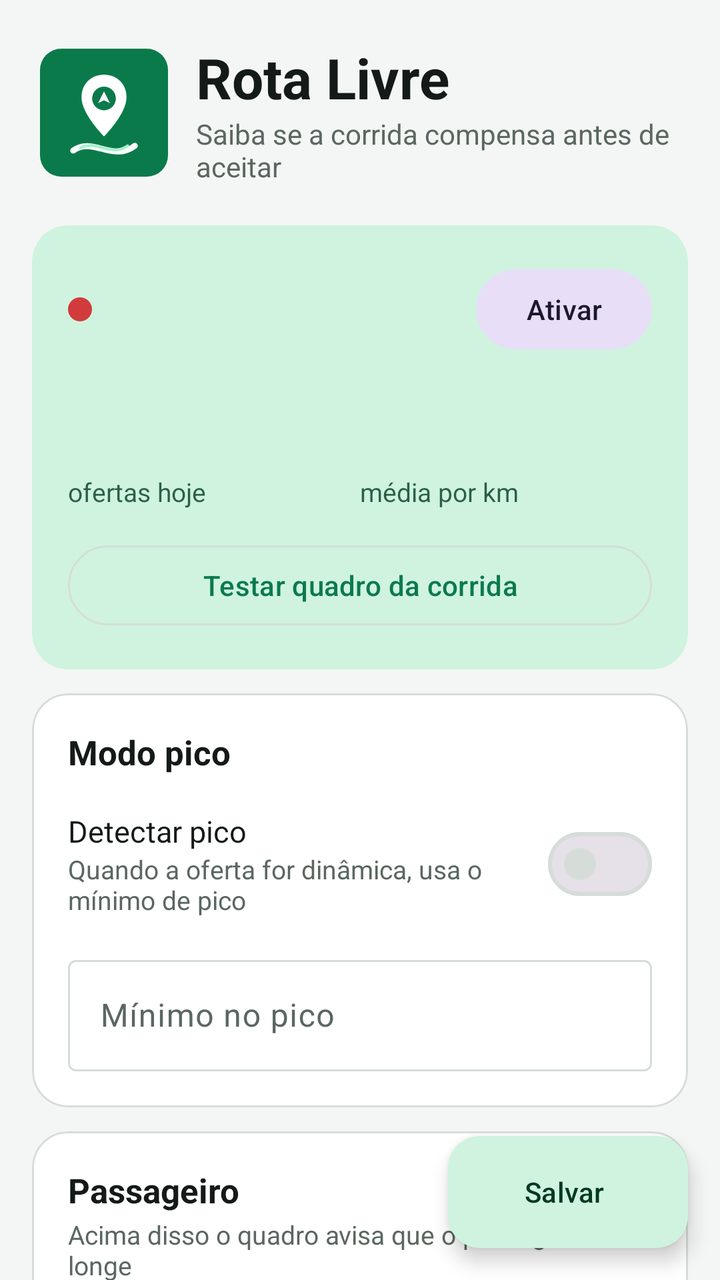
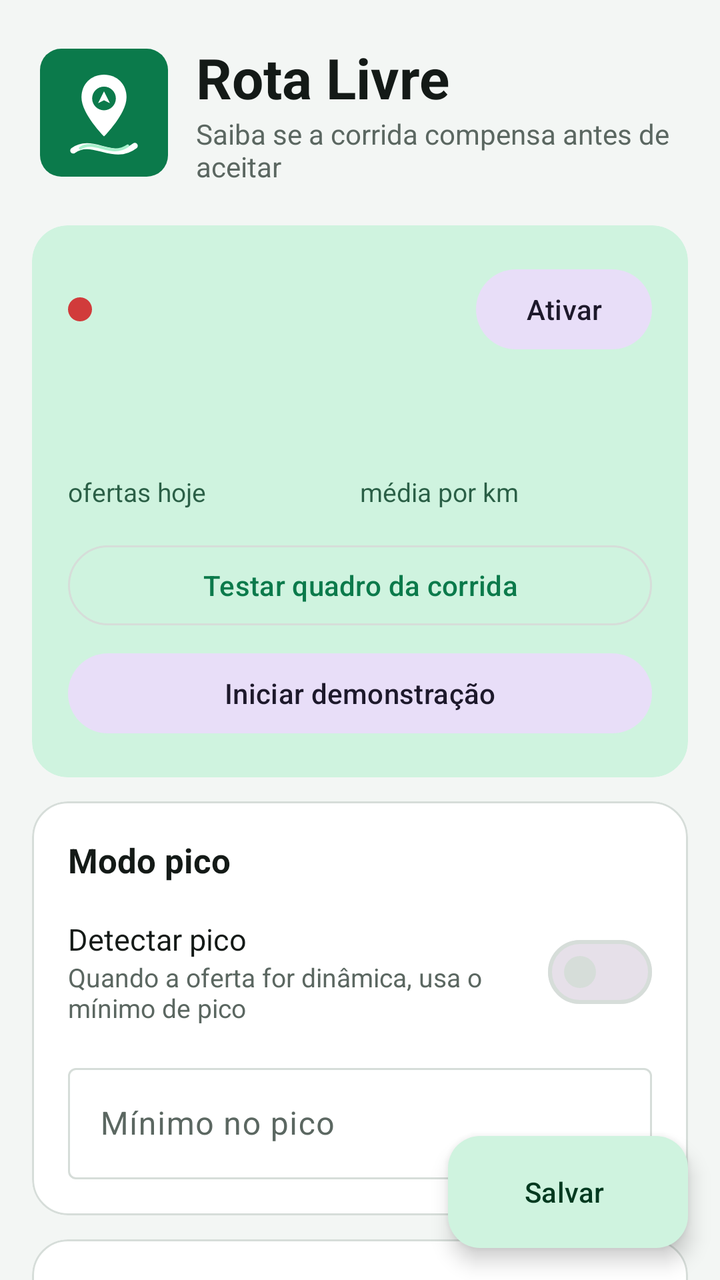

The first picture is an Android layout as it rendered before a commit; the second is the same layout after the commit. The layout source and the unified diff follow.
<!-- AndroidManifest.xml: application theme Theme.RotaLivre -->
<!-- res/layout/activity_main.xml -->
<?xml version="1.0" encoding="utf-8"?>
<androidx.coordinatorlayout.widget.CoordinatorLayout xmlns:android="http://schemas.android.com/apk/res/android"
    xmlns:app="http://schemas.android.com/apk/res-auto"
    android:layout_width="match_parent" android:layout_height="match_parent" android:background="@color/app_bg">

    <androidx.core.widget.NestedScrollView android:layout_width="match_parent" android:layout_height="match_parent"
        android:fillViewport="true" android:clipToPadding="false" android:paddingBottom="96dp">
        <LinearLayout android:layout_width="match_parent" android:layout_height="wrap_content"
            android:orientation="vertical" android:paddingStart="16dp" android:paddingEnd="16dp" android:paddingTop="8dp">

<LinearLayout android:layout_width="match_parent" android:layout_height="wrap_content" android:orientation="horizontal" android:gravity="center_vertical" android:paddingTop="12dp" android:paddingBottom="20dp" android:paddingStart="4dp">
    <ImageView android:layout_width="64dp" android:layout_height="64dp" android:src="@drawable/logo" android:contentDescription="Logo Rota Livre" />
    <LinearLayout android:layout_width="0dp" android:layout_weight="1" android:layout_height="wrap_content" android:orientation="vertical" android:layout_marginStart="14dp">
        <TextView android:layout_width="wrap_content" android:layout_height="wrap_content" android:text="Rota Livre" android:textSize="28sp" android:textStyle="bold" android:textColor="@color/on_surface" />
        <TextView style="@style/Hint" android:layout_width="wrap_content" android:layout_height="wrap_content" android:text="Saiba se a corrida compensa antes de aceitar" android:textSize="14sp" />
    </LinearLayout>
</LinearLayout>
<com.google.android.material.card.MaterialCardView style="@style/Card"
    android:layout_width="match_parent" android:layout_height="wrap_content" android:layout_marginBottom="12dp"
    app:cardBackgroundColor="@color/brand_container" app:strokeWidth="0dp">
    <LinearLayout android:layout_width="match_parent" android:layout_height="wrap_content" android:orientation="vertical" android:padding="18dp">
        <LinearLayout android:layout_width="match_parent" android:layout_height="wrap_content" android:orientation="horizontal" android:gravity="center_vertical">
            <View android:id="@+id/dot" android:layout_width="12dp" android:layout_height="12dp" android:background="@drawable/dot" />
            <LinearLayout android:layout_width="0dp" android:layout_weight="1" android:layout_height="wrap_content" android:orientation="vertical" android:layout_marginStart="12dp">
                <TextView android:id="@+id/tvStatusTitle" android:layout_width="wrap_content" android:layout_height="wrap_content" android:textSize="16sp" android:textStyle="bold" android:textColor="@color/on_brand_container" />
                <TextView android:id="@+id/tvStatusSub" android:layout_width="wrap_content" android:layout_height="wrap_content" android:textSize="13sp" android:textColor="@color/on_brand_container" android:alpha="0.8" />
            </LinearLayout>
            <com.google.android.material.button.MaterialButton android:id="@+id/btnAccess" style="@style/Widget.Material3.Button.TonalButton"
                android:layout_width="wrap_content" android:layout_height="wrap_content" android:text="Ativar" />
        </LinearLayout>
        <LinearLayout android:layout_width="match_parent" android:layout_height="wrap_content" android:orientation="horizontal" android:layout_marginTop="18dp">
            <LinearLayout android:layout_width="0dp" android:layout_weight="1" android:layout_height="wrap_content" android:orientation="vertical">
                <TextView android:id="@+id/tvCount" android:layout_width="wrap_content" android:layout_height="wrap_content" android:textSize="30sp" android:textStyle="bold" android:textColor="@color/on_brand_container" />
                <TextView android:layout_width="wrap_content" android:layout_height="wrap_content" android:text="ofertas hoje" android:textSize="13sp" android:textColor="@color/on_brand_container" android:alpha="0.8" />
            </LinearLayout>
            <LinearLayout android:layout_width="0dp" android:layout_weight="1" android:layout_height="wrap_content" android:orientation="vertical">
                <TextView android:id="@+id/tvAvg" android:layout_width="wrap_content" android:layout_height="wrap_content" android:textSize="30sp" android:textStyle="bold" android:textColor="@color/on_brand_container" />
                <TextView android:layout_width="wrap_content" android:layout_height="wrap_content" android:text="média por km" android:textSize="13sp" android:textColor="@color/on_brand_container" android:alpha="0.8" />
            </LinearLayout>
        </LinearLayout>
        <com.google.android.material.button.MaterialButton android:id="@+id/btnTest" style="@style/Widget.Material3.Button.OutlinedButton"
            android:layout_width="match_parent" android:layout_height="wrap_content" android:layout_marginTop="14dp" android:text="Testar quadro da corrida" />
    </LinearLayout>
</com.google.android.material.card.MaterialCardView>
<com.google.android.material.card.MaterialCardView style="@style/Card"
    android:layout_width="match_parent" android:layout_height="wrap_content" android:layout_marginBottom="12dp">
    <LinearLayout android:layout_width="match_parent" android:layout_height="wrap_content"
        android:orientation="vertical" android:padding="18dp">
        <TextView style="@style/SectionTitle" android:layout_width="match_parent" android:layout_height="wrap_content" android:text="Modo pico" />
        
        <LinearLayout android:layout_width="match_parent" android:layout_height="wrap_content" android:orientation="vertical" android:layout_marginTop="12dp">
<LinearLayout android:layout_width="match_parent" android:layout_height="wrap_content"
    android:orientation="horizontal" android:gravity="center_vertical" android:paddingTop="6dp" android:paddingBottom="6dp">
    <LinearLayout android:layout_width="0dp" android:layout_weight="1" android:layout_height="wrap_content" android:orientation="vertical">
        <TextView android:layout_width="wrap_content" android:layout_height="wrap_content" android:text="Detectar pico" android:textSize="15sp" android:textColor="@color/on_surface" />
        <TextView style="@style/Hint" android:layout_width="wrap_content" android:layout_height="wrap_content" android:text="Quando a oferta for dinâmica, usa o mínimo de pico" />
    </LinearLayout>
    <com.google.android.material.materialswitch.MaterialSwitch android:id="@+id/swPicoOn" android:layout_width="wrap_content" android:layout_height="wrap_content" />
</LinearLayout><Space android:layout_width="match_parent" android:layout_height="10dp" /><com.google.android.material.textfield.TextInputLayout
    style="@style/Widget.Material3.TextInputLayout.OutlinedBox"
    android:layout_width="match_parent" android:layout_height="wrap_content" android:hint="Mínimo no pico" app:suffixText="R$/km">
    <com.google.android.material.textfield.TextInputEditText android:id="@+id/etPicoMin"
        android:layout_width="match_parent" android:layout_height="wrap_content"
        android:inputType="numberDecimal" android:gravity="center_vertical" android:maxLines="1" />
</com.google.android.material.textfield.TextInputLayout>
        </LinearLayout>
    </LinearLayout>
</com.google.android.material.card.MaterialCardView>
<com.google.android.material.card.MaterialCardView style="@style/Card"
    android:layout_width="match_parent" android:layout_height="wrap_content" android:layout_marginBottom="12dp">
    <LinearLayout android:layout_width="match_parent" android:layout_height="wrap_content"
        android:orientation="vertical" android:padding="18dp">
        <TextView style="@style/SectionTitle" android:layout_width="match_parent" android:layout_height="wrap_content" android:text="Passageiro" />
        <TextView style="@style/Hint" android:layout_width="match_parent" android:layout_height="wrap_content" android:layout_marginTop="2dp" android:text="Acima disso o quadro avisa que o passageiro está longe" />
        <LinearLayout android:layout_width="match_parent" android:layout_height="wrap_content" android:orientation="vertical" android:layout_marginTop="12dp">
<com.google.android.material.textfield.TextInputLayout
    style="@style/Widget.Material3.TextInputLayout.OutlinedBox"
    android:layout_width="match_parent" android:layout_height="wrap_content" android:hint="Distância máxima até o passageiro" app:suffixText="km">
    <com.google.android.material.textfield.TextInputEditText android:id="@+id/etMaxPickup"
        android:layout_width="match_parent" android:layout_height="wrap_content"
        android:inputType="numberDecimal" android:gravity="center_vertical" android:maxLines="1" />
</com.google.android.material.textfield.TextInputLayout>
        </LinearLayout>
    </LinearLayout>
</com.google.android.material.card.MaterialCardView>
<com.google.android.material.card.MaterialCardView style="@style/Card"
    android:layout_width="match_parent" android:layout_height="wrap_content" android:layout_marginBottom="12dp">
    <LinearLayout android:layout_width="match_parent" android:layout_height="wrap_content"
        android:orientation="vertical" android:padding="18dp">
        <TextView style="@style/SectionTitle" android:layout_width="match_parent" android:layout_height="wrap_content" android:text="Apps de delivery" />
        <TextView style="@style/Hint" android:layout_width="match_parent" android:layout_height="wrap_content" android:layout_marginTop="2dp" android:text="Regras separadas das corridas de passageiro" />
        <LinearLayout android:layout_width="match_parent" android:layout_height="wrap_content" android:orientation="vertical" android:layout_marginTop="12dp">
<LinearLayout android:layout_width="match_parent" android:layout_height="wrap_content"
    android:orientation="horizontal" android:gravity="center_vertical" android:paddingTop="6dp" android:paddingBottom="6dp">
    <LinearLayout android:layout_width="0dp" android:layout_weight="1" android:layout_height="wrap_content" android:orientation="vertical">
        <TextView android:layout_width="wrap_content" android:layout_height="wrap_content" android:text="Ler ofertas de delivery" android:textSize="15sp" android:textColor="@color/on_surface" />
        <TextView style="@style/Hint" android:layout_width="wrap_content" android:layout_height="wrap_content" android:text="iFood, Loggi, Shopee Entregador" />
    </LinearLayout>
    <com.google.android.material.materialswitch.MaterialSwitch android:id="@+id/swDelivery" android:layout_width="wrap_content" android:layout_height="wrap_content" />
</LinearLayout><Space android:layout_width="match_parent" android:layout_height="10dp" /><com.google.android.material.textfield.TextInputLayout
    style="@style/Widget.Material3.TextInputLayout.OutlinedBox"
    android:layout_width="match_parent" android:layout_height="wrap_content" android:hint="Mínimo por entrega" app:suffixText="R$/km">
    <com.google.android.material.textfield.TextInputEditText android:id="@+id/etDeliveryMin"
        android:layout_width="match_parent" android:layout_height="wrap_content"
        android:inputType="numberDecimal" android:gravity="center_vertical" android:maxLines="1" />
</com.google.android.material.textfield.TextInputLayout><Space android:layout_width="match_parent" android:layout_height="10dp" /><com.google.android.material.textfield.TextInputLayout
    style="@style/Widget.Material3.TextInputLayout.OutlinedBox"
    android:layout_width="match_parent" android:layout_height="wrap_content" android:hint="Distância máxima até a coleta" app:suffixText="km">
    <com.google.android.material.textfield.TextInputEditText android:id="@+id/etDeliveryMaxPickup"
        android:layout_width="match_parent" android:layout_height="wrap_content"
        android:inputType="numberDecimal" android:gravity="center_vertical" android:maxLines="1" />
</com.google.android.material.textfield.TextInputLayout>
        </LinearLayout>
    </LinearLayout>
</com.google.android.material.card.MaterialCardView>
<com.google.android.material.card.MaterialCardView style="@style/Card"
    android:layout_width="match_parent" android:layout_height="wrap_content" android:layout_marginBottom="12dp">
    <LinearLayout android:layout_width="match_parent" android:layout_height="wrap_content"
        android:orientation="vertical" android:padding="18dp">
        <TextView style="@style/SectionTitle" android:layout_width="match_parent" android:layout_height="wrap_content" android:text="Mínimo por dia" />
        <TextView style="@style/Hint" android:layout_width="match_parent" android:layout_height="wrap_content" android:layout_marginTop="2dp" android:text="Escolha o dia da semana e informe o mínimo em R$ por km" />
        <LinearLayout android:layout_width="match_parent" android:layout_height="wrap_content" android:orientation="vertical" android:layout_marginTop="12dp">
<HorizontalScrollView android:layout_width="match_parent" android:layout_height="wrap_content" android:scrollbars="none">
        <com.google.android.material.chip.ChipGroup android:id="@+id/chipDays" android:layout_width="wrap_content" android:layout_height="wrap_content"
            app:singleSelection="true" app:selectionRequired="true" app:singleLine="true" />
    </HorizontalScrollView><Space android:layout_width="match_parent" android:layout_height="10dp" /><com.google.android.material.textfield.TextInputLayout
    style="@style/Widget.Material3.TextInputLayout.OutlinedBox"
    android:layout_width="match_parent" android:layout_height="wrap_content" android:hint="Mínimo do dia escolhido" app:suffixText="R$/km">
    <com.google.android.material.textfield.TextInputEditText android:id="@+id/etP0"
        android:layout_width="match_parent" android:layout_height="wrap_content"
        android:inputType="numberDecimal" android:gravity="center_vertical" android:maxLines="1" />
</com.google.android.material.textfield.TextInputLayout><Space android:layout_width="match_parent" android:layout_height="10dp" /><com.google.android.material.button.MaterialButton android:id="@+id/btnApplyAll" style="@style/Widget.Material3.Button.TextButton"
        android:layout_width="wrap_content" android:layout_height="wrap_content" android:text="Aplicar a todos os dias" />
        </LinearLayout>
    </LinearLayout>
</com.google.android.material.card.MaterialCardView>
<com.google.android.material.card.MaterialCardView style="@style/Card"
    android:layout_width="match_parent" android:layout_height="wrap_content" android:layout_marginBottom="12dp">
    <LinearLayout android:layout_width="match_parent" android:layout_height="wrap_content"
        android:orientation="vertical" android:padding="18dp">
        <TextView style="@style/SectionTitle" android:layout_width="match_parent" android:layout_height="wrap_content" android:text="Custos do carro" />
        <TextView style="@style/Hint" android:layout_width="match_parent" android:layout_height="wrap_content" android:layout_marginTop="2dp" android:text="Opcional. Deixe em branco para não calcular o lucro" />
        <LinearLayout android:layout_width="match_parent" android:layout_height="wrap_content" android:orientation="vertical" android:layout_marginTop="12dp">
<com.google.android.material.textfield.TextInputLayout android:id="@+id/tilFuel"
        style="@style/Widget.Material3.TextInputLayout.OutlinedBox.ExposedDropdownMenu"
        android:layout_width="match_parent" android:layout_height="wrap_content" android:hint="Combustível">
        <com.google.android.material.textfield.MaterialAutoCompleteTextView android:id="@+id/ddFuel"
            android:layout_width="match_parent" android:layout_height="wrap_content" android:inputType="none" />
    </com.google.android.material.textfield.TextInputLayout><Space android:layout_width="match_parent" android:layout_height="10dp" /><com.google.android.material.textfield.TextInputLayout
    style="@style/Widget.Material3.TextInputLayout.OutlinedBox"
    android:layout_width="match_parent" android:layout_height="wrap_content" android:hint="Preço do combustível" app:suffixText="R$/L">
    <com.google.android.material.textfield.TextInputEditText android:id="@+id/etFuelPrice"
        android:layout_width="match_parent" android:layout_height="wrap_content"
        android:inputType="numberDecimal" android:gravity="center_vertical" android:maxLines="1" />
</com.google.android.material.textfield.TextInputLayout><Space android:layout_width="match_parent" android:layout_height="10dp" /><com.google.android.material.textfield.TextInputLayout
    style="@style/Widget.Material3.TextInputLayout.OutlinedBox"
    android:layout_width="match_parent" android:layout_height="wrap_content" android:hint="Consumo" app:suffixText="km/L">
    <com.google.android.material.textfield.TextInputEditText android:id="@+id/etKmUnit"
        android:layout_width="match_parent" android:layout_height="wrap_content"
        android:inputType="numberDecimal" android:gravity="center_vertical" android:maxLines="1" />
</com.google.android.material.textfield.TextInputLayout><Space android:layout_width="match_parent" android:layout_height="10dp" /><com.google.android.material.textfield.TextInputLayout
    style="@style/Widget.Material3.TextInputLayout.OutlinedBox"
    android:layout_width="match_parent" android:layout_height="wrap_content" android:hint="Manutenção (pneu, óleo...)" app:suffixText="R$/km">
    <com.google.android.material.textfield.TextInputEditText android:id="@+id/etMaint"
        android:layout_width="match_parent" android:layout_height="wrap_content"
        android:inputType="numberDecimal" android:gravity="center_vertical" android:maxLines="1" />
</com.google.android.material.textfield.TextInputLayout><Space android:layout_width="match_parent" android:layout_height="10dp" /><TextView android:id="@+id/tvCostKm" style="@style/Hint" android:layout_width="match_parent" android:layout_height="wrap_content" android:textStyle="bold" />
        </LinearLayout>
    </LinearLayout>
</com.google.android.material.card.MaterialCardView>
<com.google.android.material.card.MaterialCardView style="@style/Card"
    android:layout_width="match_parent" android:layout_height="wrap_content" android:layout_marginBottom="12dp">
    <LinearLayout android:layout_width="match_parent" android:layout_height="wrap_content"
        android:orientation="vertical" android:padding="18dp">
        <TextView style="@style/SectionTitle" android:layout_width="match_parent" android:layout_height="wrap_content" android:text="Quadro da corrida" />
        
        <LinearLayout android:layout_width="match_parent" android:layout_height="wrap_content" android:orientation="vertical" android:layout_marginTop="12dp">
<TextView android:id="@+id/tvSizeLabel" android:layout_width="match_parent" android:layout_height="wrap_content" android:textSize="15sp" android:textStyle="bold" android:textColor="@color/on_surface" />
    <com.google.android.material.slider.Slider android:id="@+id/sliderSize" android:layout_width="match_parent" android:layout_height="wrap_content"
        android:valueFrom="80" android:valueTo="180" android:stepSize="10" android:value="120" />
    <com.google.android.material.button.MaterialButton android:id="@+id/btnPreview" style="@style/Widget.Material3.Button.TonalButton"
        android:layout_width="match_parent" android:layout_height="wrap_content" android:text="Ver exemplo neste tamanho" /><Space android:layout_width="match_parent" android:layout_height="10dp" /><TextView style="@style/SectionTitle" android:layout_width="match_parent" android:layout_height="wrap_content" android:textSize="15sp" android:text="O que mostrar" /><LinearLayout android:layout_width="match_parent" android:layout_height="wrap_content"
    android:orientation="horizontal" android:gravity="center_vertical" android:paddingTop="6dp" android:paddingBottom="6dp">
    <LinearLayout android:layout_width="0dp" android:layout_weight="1" android:layout_height="wrap_content" android:orientation="vertical">
        <TextView android:layout_width="wrap_content" android:layout_height="wrap_content" android:text="Distância até o passageiro" android:textSize="15sp" android:textColor="@color/on_surface" />
    </LinearLayout>
    <com.google.android.material.materialswitch.MaterialSwitch android:id="@+id/swPickup" android:layout_width="wrap_content" android:layout_height="wrap_content" />
</LinearLayout><LinearLayout android:layout_width="match_parent" android:layout_height="wrap_content"
    android:orientation="horizontal" android:gravity="center_vertical" android:paddingTop="6dp" android:paddingBottom="6dp">
    <LinearLayout android:layout_width="0dp" android:layout_weight="1" android:layout_height="wrap_content" android:orientation="vertical">
        <TextView android:layout_width="wrap_content" android:layout_height="wrap_content" android:text="Valor por km" android:textSize="15sp" android:textColor="@color/on_surface" />
    </LinearLayout>
    <com.google.android.material.materialswitch.MaterialSwitch android:id="@+id/swPerKm" android:layout_width="wrap_content" android:layout_height="wrap_content" />
</LinearLayout><LinearLayout android:layout_width="match_parent" android:layout_height="wrap_content"
    android:orientation="horizontal" android:gravity="center_vertical" android:paddingTop="6dp" android:paddingBottom="6dp">
    <LinearLayout android:layout_width="0dp" android:layout_weight="1" android:layout_height="wrap_content" android:orientation="vertical">
        <TextView android:layout_width="wrap_content" android:layout_height="wrap_content" android:text="Valor por hora" android:textSize="15sp" android:textColor="@color/on_surface" />
    </LinearLayout>
    <com.google.android.material.materialswitch.MaterialSwitch android:id="@+id/swPerHour" android:layout_width="wrap_content" android:layout_height="wrap_content" />
</LinearLayout><LinearLayout android:layout_width="match_parent" android:layout_height="wrap_content"
    android:orientation="horizontal" android:gravity="center_vertical" android:paddingTop="6dp" android:paddingBottom="6dp">
    <LinearLayout android:layout_width="0dp" android:layout_weight="1" android:layout_height="wrap_content" android:orientation="vertical">
        <TextView android:layout_width="wrap_content" android:layout_height="wrap_content" android:text="Lucro da corrida" android:textSize="15sp" android:textColor="@color/on_surface" />
        <TextView style="@style/Hint" android:layout_width="wrap_content" android:layout_height="wrap_content" android:text="Descontando combustível e manutenção" />
    </LinearLayout>
    <com.google.android.material.materialswitch.MaterialSwitch android:id="@+id/swProfit" android:layout_width="wrap_content" android:layout_height="wrap_content" />
</LinearLayout><LinearLayout android:layout_width="match_parent" android:layout_height="wrap_content"
    android:orientation="horizontal" android:gravity="center_vertical" android:paddingTop="6dp" android:paddingBottom="6dp">
    <LinearLayout android:layout_width="0dp" android:layout_weight="1" android:layout_height="wrap_content" android:orientation="vertical">
        <TextView android:layout_width="wrap_content" android:layout_height="wrap_content" android:text="Resumo do dia" android:textSize="15sp" android:textColor="@color/on_surface" />
    </LinearLayout>
    <com.google.android.material.materialswitch.MaterialSwitch android:id="@+id/swSummary" android:layout_width="wrap_content" android:layout_height="wrap_content" />
</LinearLayout>
        </LinearLayout>
    </LinearLayout>
</com.google.android.material.card.MaterialCardView>
<com.google.android.material.card.MaterialCardView style="@style/Card"
    android:layout_width="match_parent" android:layout_height="wrap_content" android:layout_marginBottom="12dp">
    <LinearLayout android:layout_width="match_parent" android:layout_height="wrap_content"
        android:orientation="vertical" android:padding="18dp">
        <TextView style="@style/SectionTitle" android:layout_width="match_parent" android:layout_height="wrap_content" android:text="Apoie o desenvolvedor" />
        <TextView style="@style/Hint" android:layout_width="match_parent" android:layout_height="wrap_content" android:layout_marginTop="2dp" android:text="O app é e continua gratuito. Se ele ajuda você, um Pix de qualquer valor é bem-vindo" />
        <LinearLayout android:layout_width="match_parent" android:layout_height="wrap_content" android:orientation="vertical" android:layout_marginTop="12dp">
<LinearLayout android:id="@+id/supportBox" android:layout_width="match_parent" android:layout_height="wrap_content" android:orientation="vertical" />
    <LinearLayout android:layout_width="match_parent" android:layout_height="wrap_content" android:orientation="horizontal" android:layout_marginTop="12dp">
        <com.google.android.material.button.MaterialButton android:id="@+id/btnCopyCode" style="@style/Widget.Material3.Button.TonalButton"
            android:layout_width="0dp" android:layout_weight="1" android:layout_height="wrap_content" android:text="Pix copia e cola" />
        <Space android:layout_width="8dp" android:layout_height="0dp" />
        <com.google.android.material.button.MaterialButton android:id="@+id/btnCopyKey" style="@style/Widget.Material3.Button.OutlinedButton"
            android:layout_width="0dp" android:layout_weight="1" android:layout_height="wrap_content" android:text="Chave Pix" />
    </LinearLayout>
        </LinearLayout>
    </LinearLayout>
</com.google.android.material.card.MaterialCardView>
<TextView android:id="@+id/tvAbout" android:layout_width="match_parent" android:layout_height="wrap_content" android:gravity="center"
    android:padding="16dp" android:textSize="12sp" android:textColor="@color/on_surface_muted"
    android:text="Rota Livre · gratuito e de distribuição livre&#10;Criado por André Luiz · andreluizs.com.br&#10;Só mostra informações: não aceita nem recusa corridas." />
        </LinearLayout>
    </androidx.core.widget.NestedScrollView>

    <com.google.android.material.floatingactionbutton.ExtendedFloatingActionButton android:id="@+id/fabSave"
        android:layout_width="wrap_content" android:layout_height="wrap_content"
        android:layout_gravity="bottom|end" android:layout_margin="16dp" android:text="Salvar" />
</androidx.coordinatorlayout.widget.CoordinatorLayout>
<!-- resources referenced by this layout -->
<resources>
  <color name="app_bg">#F3F6F4</color>
  <color name="brand_container">#CFF3DF</color>
  <color name="on_brand_container">#00391F</color>
  <color name="on_surface">#141A17</color>
  <color name="on_surface_muted">#5B6761</color>
  <!-- drawable dot (drawable) -->
  <?xml version="1.0" encoding="utf-8"?>
  <shape xmlns:android="http://schemas.android.com/apk/res/android" android:shape="oval">
      <solid android:color="@color/bad" />
      <size android:width="12dp" android:height="12dp" />
  </shape>
  <!-- drawable logo (drawable) -->
  <?xml version="1.0" encoding="utf-8"?>
  <layer-list xmlns:android="http://schemas.android.com/apk/res/android">
      <item>
          <shape android:shape="rectangle">
              <solid android:color="#0B7A4B" />
              <corners android:radius="18dp" />
          </shape>
      </item>
      <item android:drawable="@drawable/ic_launcher_foreground" />
  </layer-list>
  <style name="Card" parent="Widget.Material3.CardView.Outlined">
          <item name="cardBackgroundColor">@color/surface</item>
          <item name="strokeColor">@color/outline</item>
          <item name="strokeWidth">1dp</item>
          <item name="cardCornerRadius">18dp</item>
          <item name="cardElevation">0dp</item>
      </style>
  <style name="Hint">
          <item name="android:textSize">13sp</item>
          <item name="android:textColor">@color/on_surface_muted</item>
      </style>
  <style name="SectionTitle">
          <item name="android:textSize">17sp</item>
          <item name="android:textStyle">bold</item>
          <item name="android:textColor">@color/on_surface</item>
      </style>
  <color name="bad">#D13B3B</color>
  <!-- drawable ic_launcher_foreground (drawable) -->
  <?xml version="1.0" encoding="utf-8"?>
  <vector xmlns:android="http://schemas.android.com/apk/res/android"
      android:width="108dp" android:height="108dp" android:viewportWidth="108" android:viewportHeight="108">
      
      <path android:strokeColor="#FFFFFF" android:strokeWidth="5" android:strokeLineCap="round"
          android:pathData="M28,86 C44,74 62,96 80,82" />
      <path android:strokeColor="#A8F0CC" android:strokeWidth="2.4" android:strokeLineCap="round"
          android:pathData="M34,84 C46,76 60,92 74,82" />
      
      <path android:fillColor="#FFFFFF"
          android:pathData="M54,22 C43,22 35,30 35,41 C35,55 54,74 54,74 C54,74 73,55 73,41 C73,30 65,22 54,22 Z" />
      <path android:fillColor="#0B7A4B"
          android:pathData="M54,32 C48.5,32 44,36.5 44,42 C44,47.5 48.5,52 54,52 C59.5,52 64,47.5 64,42 C64,36.5 59.5,32 54,32 Z" />
      
      <path android:fillColor="#FFFFFF"
          android:pathData="M54,36 L59,46 L54,43.5 L49,46 Z" />
  </vector>
  <color name="surface">#FFFFFF</color>
  <color name="outline">#D6DDD9</color>
  <color name="brand">#0B7A4B</color>
  <color name="on_brand">#FFFFFF</color>
  <color name="surface_variant">#E8EEEA</color>
  <style name="Shape.Rounded" parent="ShapeAppearance.Material3.MediumComponent">
          <item name="cornerFamily">rounded</item>
          <item name="cornerSize">14dp</item>
      </style>
  <!-- unchanged entries left out for length: 1 -->
</resources>

<!-- the commit's change to res/layout/activity_main.xml (unified diff, before → after) -->
@@ -40,6 +40,8 @@
         </LinearLayout>
         <com.google.android.material.button.MaterialButton android:id="@+id/btnTest" style="@style/Widget.Material3.Button.OutlinedButton"
             android:layout_width="match_parent" android:layout_height="wrap_content" android:layout_marginTop="14dp" android:text="Testar quadro da corrida" />
+        <com.google.android.material.button.MaterialButton android:id="@+id/btnDemo" style="@style/Widget.Material3.Button.TonalButton"
+            android:layout_width="match_parent" android:layout_height="wrap_content" android:layout_marginTop="6dp" android:text="Iniciar demonstração" />
     </LinearLayout>
 </com.google.android.material.card.MaterialCardView>
 <com.google.android.material.card.MaterialCardView style="@style/Card"
